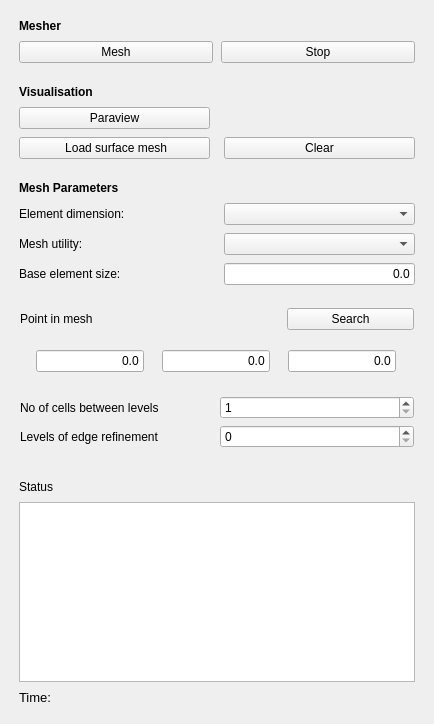
First picture: the form in TaskPanelCfdMesh.ui, repository jaheyns/CfdOF, before the edit.
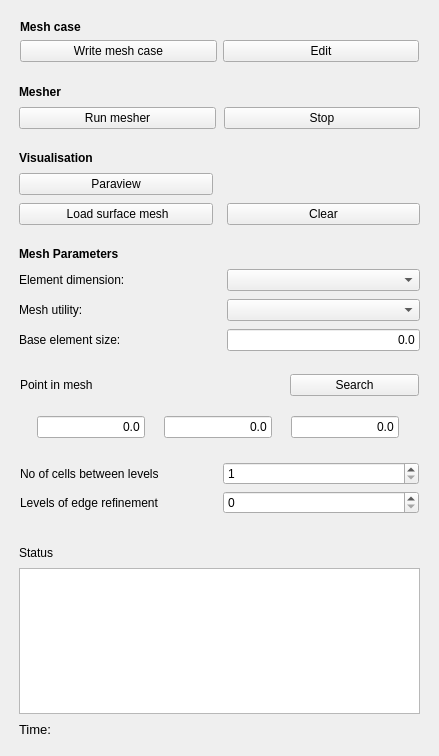
Second picture: the form after the edit. Custom widgets are drawn as their Qt base class.

Commit message: Separate writing mesh case and running mesh generator

Patch:
```diff
--- a/TaskPanelCfdMesh.ui
+++ b/TaskPanelCfdMesh.ui
@@ -6,8 +6,8 @@
    <rect>
     <x>0</x>
     <y>0</y>
-    <width>434</width>
-    <height>724</height>
+    <width>439</width>
+    <height>756</height>
    </rect>
   </property>
   <property name="windowTitle">
@@ -15,8 +15,56 @@
   </property>
   <layout class="QVBoxLayout" name="verticalLayout">
    <item>
-    <layout class="QGridLayout" name="gridLayout_3" rowstretch="0,0,0">
-     <property name="margin">
+    <widget class="QFrame" name="frame">
+     <property name="frameShape">
+      <enum>QFrame::NoFrame</enum>
+     </property>
+     <property name="frameShadow">
+      <enum>QFrame::Raised</enum>
+     </property>
+     <layout class="QGridLayout" name="gridLayout_9">
+      <item row="1" column="0">
+       <widget class="QPushButton" name="pb_write_mesh">
+        <property name="text">
+         <string>Write mesh case</string>
+        </property>
+       </widget>
+      </item>
+      <item row="1" column="1">
+       <widget class="QPushButton" name="pb_edit_mesh">
+        <property name="text">
+         <string>Edit</string>
+        </property>
+       </widget>
+      </item>
+      <item row="0" column="0">
+       <widget class="QLabel" name="label_6">
+        <property name="font">
+         <font>
+          <weight>75</weight>
+          <bold>true</bold>
+         </font>
+        </property>
+        <property name="text">
+         <string>Mesh case</string>
+        </property>
+       </widget>
+      </item>
+     </layout>
+    </widget>
+   </item>
+   <item>
+    <layout class="QGridLayout" name="gridLayout_3" rowstretch="0,0">
+     <property name="leftMargin">
+      <number>8</number>
+     </property>
+     <property name="topMargin">
+      <number>8</number>
+     </property>
+     <property name="rightMargin">
+      <number>8</number>
+     </property>
+     <property name="bottomMargin">
       <number>8</number>
      </property>
      <property name="spacing">
@@ -25,7 +73,7 @@
      <item row="1" column="0">
       <widget class="QPushButton" name="pb_run_mesh">
        <property name="text">
-        <string>Mesh</string>
+        <string>Run mesher</string>
        </property>
       </widget>
      </item>
```
Left out of the diff: 46 changed lines with no effect on the pictures. The commit also changes 3 other files.
